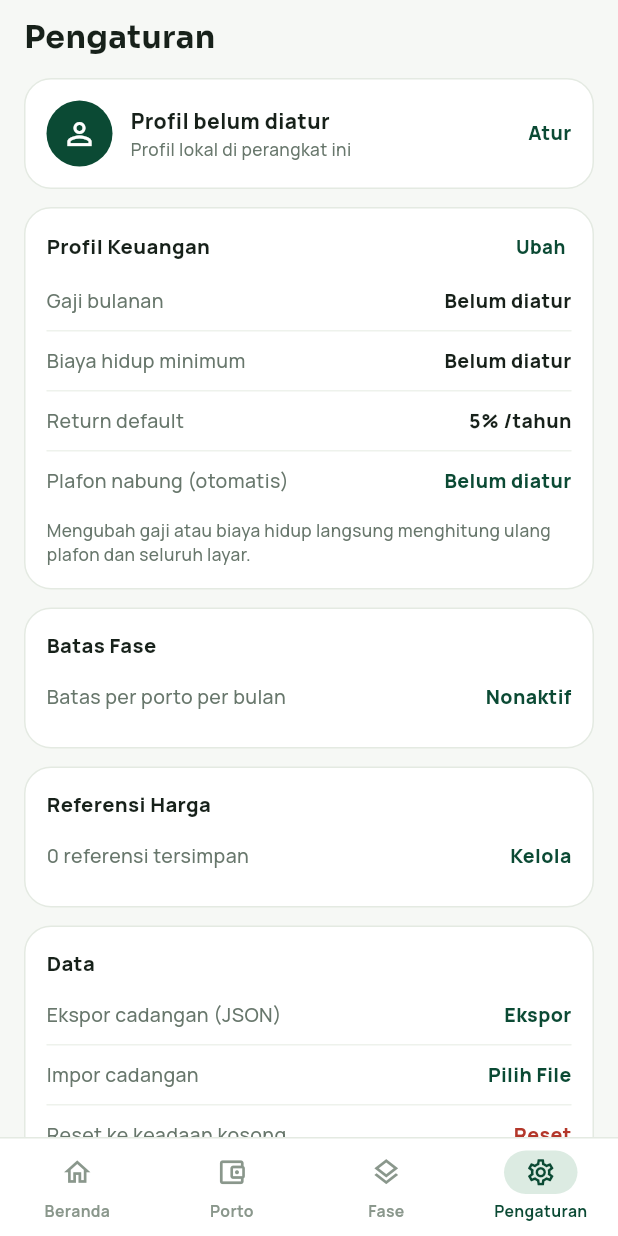
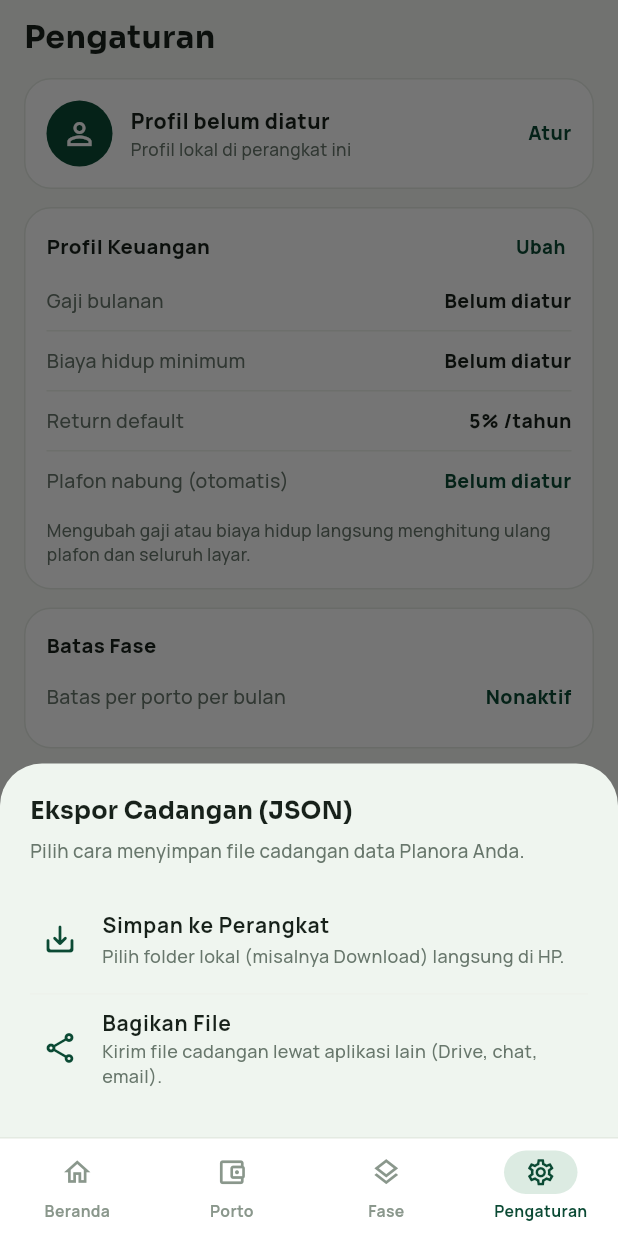
Before and after one commit to Dzakiamriz22/Planora, a Flutter app: the SettingsScreen screen opened by its route, after a tap on "Ekspor cadangan (JSON)", on a phone screen of 412 x 824 dp. Run offline on Flutter 3.47's test engine with Material 3 defaults, Android fonts, the phone set to English and light mode, and no system bars; our stand-ins replace drift, file_picker, flutter_riverpod, go_router, material_ui, share_plus; accounts and stored records are empty; generated files the repository leaves out were written again.

Commit message:
fix(ui): tampilkan helper platform penuh dan tambah opsi simpan lokal saat ekspor JSON

```diff
--- a/lib/features/portfolios/portfolio_form_screen.dart
+++ b/lib/features/portfolios/portfolio_form_screen.dart
@@ -397,6 +397,7 @@ class _PortfolioFormScreenState extends ConsumerState<PortfolioFormScreen> {
                         labelText: 'Nama platform (opsional, teks bebas)',
                         helperText:
                             'Hanya label tempat — tidak terhubung ke akun mana pun.',
+                        helperMaxLines: 2,
                       ),
                     ),
 
--- a/lib/features/settings/settings_screen.dart
+++ b/lib/features/settings/settings_screen.dart
@@ -1,4 +1,6 @@
+import 'dart:convert';
 import 'dart:io';
+import 'dart:typed_data';
 
 import 'package:file_picker/file_picker.dart';
 import 'package:material_ui/material_ui.dart';
@@ -426,12 +428,94 @@ class _SettingsScreenState extends ConsumerState<SettingsScreen> {
   }
 
   Future<void> _exportJson() async {
+    final choice = await showModalBottomSheet<String>(
+      context: context,
+      useSafeArea: true,
+      builder: (ctx) {
+        final mutedColor = Theme.of(ctx).colorScheme.onSurfaceVariant;
+        return Padding(
+          padding: const EdgeInsets.fromLTRB(20, 20, 20, 24),
+          child: Column(
+            mainAxisSize: MainAxisSize.min,
+            crossAxisAlignment: CrossAxisAlignment.stretch,
+            children: [
+              Text(
+                'Ekspor Cadangan (JSON)',
+                style: AppTheme.sora(size: 16, weight: FontWeight.w700),
+              ),
+              const SizedBox(height: 6),
+              Text(
+                'Pilih cara menyimpan file cadangan data Planora Anda.',
+                style: AppTheme.manrope(
+                  size: 12.5,
+                  color: mutedColor,
+                ),
+              ),
+              const SizedBox(height: 14),
+              ListTile(
+                contentPadding: const EdgeInsets.symmetric(horizontal: 8),
+                leading: const Icon(Icons.save_alt_rounded,
+                    color: PlanoraColors.primary),
+                title: Text(
+                  'Simpan ke Perangkat',
+                  style: AppTheme.manrope(size: 14, weight: FontWeight.w700),
+                ),
+                subtitle: Text(
+                  'Pilih folder lokal (misalnya Download) langsung di HP.',
+                  style: AppTheme.manrope(
+                    size: 12,
+                    color: mutedColor,
+                  ),
+                ),
+                onTap: () => Navigator.of(ctx).pop('save'),
+              ),
+              const Divider(height: 1),
+              ListTile(
+                contentPadding: const EdgeInsets.symmetric(horizontal: 8),
+                leading: const Icon(Icons.share_outlined,
+                    color: PlanoraColors.primary),
+                title: Text(
+                  'Bagikan File',
+                  style: AppTheme.manrope(size: 14, weight: FontWeight.w700),
+                ),
+                subtitle: Text(
+                  'Kirim file cadangan lewat aplikasi lain (Drive, chat, email).',
+                  style: AppTheme.manrope(
+                    size: 12,
+                    color: mutedColor,
+                  ),
+                ),
+                onTap: () => Navigator.of(ctx).pop('share'),
+              ),
+            ],
+          ),
+        );
+      },
+    );
+    if (choice == null || !mounted) return;
+
     try {
       final jsonStr =
           await ref.read(settingsRepositoryProvider).exportAllToJson();
-      final tempDir = await getTemporaryDirectory();
       final fileName =
           'planora_backup_${AppFormatters.toIsoDate(DateTime.now())}.json';
+
+      if (choice == 'save') {
+        final bytes = Uint8List.fromList(utf8.encode(jsonStr));
+        final savedPath = await FilePicker.saveFile(
+          dialogTitle: 'Simpan Cadangan Planora',
+          fileName: fileName,
+          bytes: bytes,
+        );
+        if (savedPath != null && mounted) {
+          ScaffoldMessenger.of(context).showSnackBar(
+            SnackBar(content: Text('Cadangan disimpan: $fileName')),
+          );
+        }
+        return;
+      }
+
+      final tempDir = await getTemporaryDirectory();
       final file = File(p.join(tempDir.path, fileName));
       await file.writeAsString(jsonStr);
 
```
